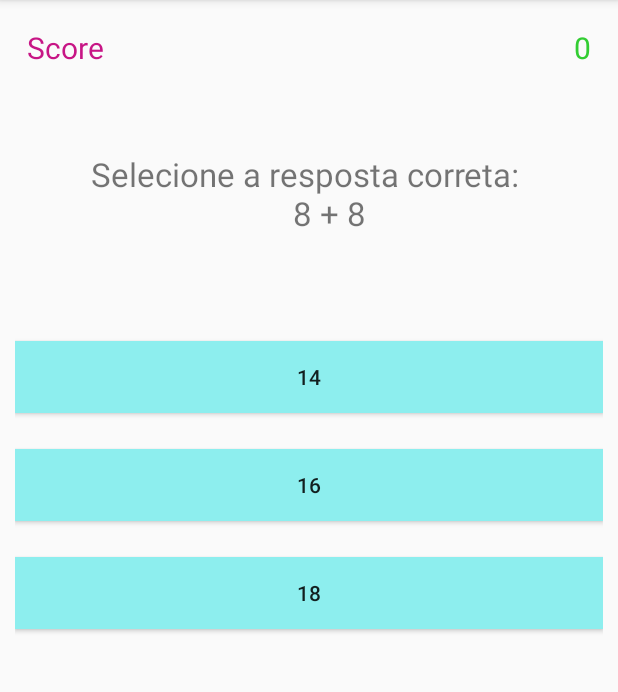
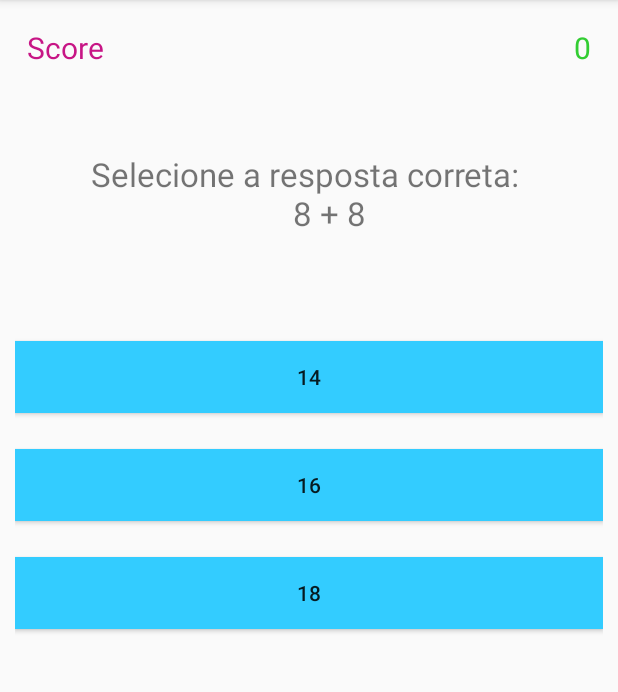
Before and after one commit to LucasHBG/AppRobo, an Android app: the CriacaoQuestoes screen opened directly, with no data from a screen before it, on a phone screen of 412 x 824 dp, the part 84-776 px from its top. Run offline under Robolectric (Android 15) with nearby library versions, the phone set to English and light mode, and no system bars.

Commit message:
versao FInal

```diff
--- a/app/src/main/java/com/carro/robo/mobile/ufj/approbo/CriacaoQuestoes.java
+++ b/app/src/main/java/com/carro/robo/mobile/ufj/approbo/CriacaoQuestoes.java
@@ -45,13 +45,13 @@ public class CriacaoQuestoes extends AppCompatActivity{
             @Override
             public void onClick(View view) {
                 if (escolhaCorreta== 1){
+                    escolha1.setBackgroundResource(R.color.NewERRO);
                     novaLogica.botaoCorreto(true);
                     Toast.makeText(CriacaoQuestoes.this, "Acertou!", Toast.LENGTH_SHORT)
                             .show();
                     somaScore = somaScore + 1;
                     updateScore(somaScore);
                     mudarQuestao(true);
-
                 }
                 else
                 {
@@ -70,6 +70,7 @@ public class CriacaoQuestoes extends AppCompatActivity{
             @Override
             public void onClick(View view) {
                 if (escolhaCorreta == 2) {
+                    escolha2.setBackgroundResource(R.color.NewERRO);
                     novaLogica.botaoCorreto(true);
                         Toast.makeText(CriacaoQuestoes.this, "Acertou!", Toast.LENGTH_SHORT)
                                 .show();
@@ -92,7 +93,7 @@ public class CriacaoQuestoes extends AppCompatActivity{
             @Override
             public void onClick(View view) {
                 if (escolhaCorreta == 3) {
-
+                    escolha3.setBackgroundResource(R.color.NewERRO);
                     novaLogica.botaoCorreto(true);
                         Toast.makeText(CriacaoQuestoes.this, "Acertou!", Toast.LENGTH_SHORT)
                                 .show();
@@ -110,14 +111,6 @@ public class CriacaoQuestoes extends AppCompatActivity{
                 }
 
         });
-
-    }
-
-    private void corErro(){
-        escolha3.setBackgroundResource(R.color.Red);
-    }
-
-    private void corCerto(){
 
     }
 
@@ -149,6 +142,7 @@ public class CriacaoQuestoes extends AppCompatActivity{
             } else {
                 r2 = Integer.toString(Integer.parseInt(r2) + 1);
             }
+
         }
 
 
@@ -167,6 +161,10 @@ public class CriacaoQuestoes extends AppCompatActivity{
             escolha2.setText(r2);
             escolha3.setText(r1);
         }
+
+        escolha1.setBackgroundResource(R.color.NewNEUTRO);
+        escolha2.setBackgroundResource(R.color.NewNEUTRO);
+        escolha3.setBackgroundResource(R.color.NewNEUTRO);
     }
 
     private void updateScore(int recebePontos){
--- a/app/src/main/java/com/carro/robo/mobile/ufj/approbo/ProjetoRoboticaLogica.java
+++ b/app/src/main/java/com/carro/robo/mobile/ufj/approbo/ProjetoRoboticaLogica.java
@@ -82,9 +82,10 @@ public class ProjetoRoboticaLogica extends AppCompatActivity{
                     andaCarrinho(dist); // chama a função que faz o carrinho andar
                     }
                 }
+                return;
             }// fim nivel 1
 
-            if (nivel1 == 4 && (nivel2 >= 0 && nivel2 <= 4)) // se a pessoa acertou pelo menos 2 questões do nivel 1 seguidas
+            if (nivel1 > 4 && (nivel2 >= 0 && nivel2 <= 4)) // se a pessoa acertou pelo menos 2 questões do nivel 1 seguidas
             {
                 max = 50; // as questões passam a ser com números de 20 à 50
                 min = 20;
@@ -112,9 +113,10 @@ public class ProjetoRoboticaLogica extends AppCompatActivity{
                         andaCarrinho(dist*2);
                     }
                 }
+                return;
             }// fim nivel 2
 
-            if (nivel1 == 4 && nivel2 == 4)// se a pessoa acertou pelo menos 2 questões de nivell 1 e 2 de nível 2
+            if (nivel1 > 4 && nivel2 > 4)// se a pessoa acertou pelo menos 2 questões de nivell 1 e 2 de nível 2
             {
                 max = 100; // range das questões passam a ser de 50 à 100
                 min = 50;
--- a/app/src/main/res/layout/tela_questoes.xml
+++ b/app/src/main/res/layout/tela_questoes.xml
@@ -52,7 +52,7 @@
         android:layout_width="match_parent"
         android:layout_height="wrap_content"
         android:layout_marginTop="24dp"
-        android:background="#8deeee"
+        android:background="@color/NewNEUTRO"
         android:padding="8dp"
         android:text="@string/escolha1" />
 
@@ -61,7 +61,7 @@
         android:layout_width="match_parent"
         android:layout_height="wrap_content"
         android:padding="8dp"
-        android:background="#8deeee"
+        android:background="@color/NewNEUTRO"
         android:text="@string/escolha2"
         android:layout_marginTop="24dp"
         />
@@ -71,7 +71,7 @@
         android:layout_width="match_parent"
         android:layout_height="wrap_content"
         android:layout_marginTop="24dp"
-        android:background="#8deeee"
+        android:background="@color/NewNEUTRO"
         android:padding="8dp"
         android:text="@string/escolha3" />
 
--- a/app/src/main/res/values/colors.xml
+++ b/app/src/main/res/values/colors.xml
@@ -3,5 +3,7 @@
     <color name="colorPrimary">#3F51B5</color>
     <color name="colorPrimaryDark">#303F9F</color>
     <color name="colorAccent">#FF4081</color>
-    <color name="Red">#FF0000</color>
+    <color name="Red">#FF3300</color>
+    <color name="NewERRO">#CCFF36</color>
+    <color name="NewNEUTRO">#33CCFF</color>
 </resources>
```
